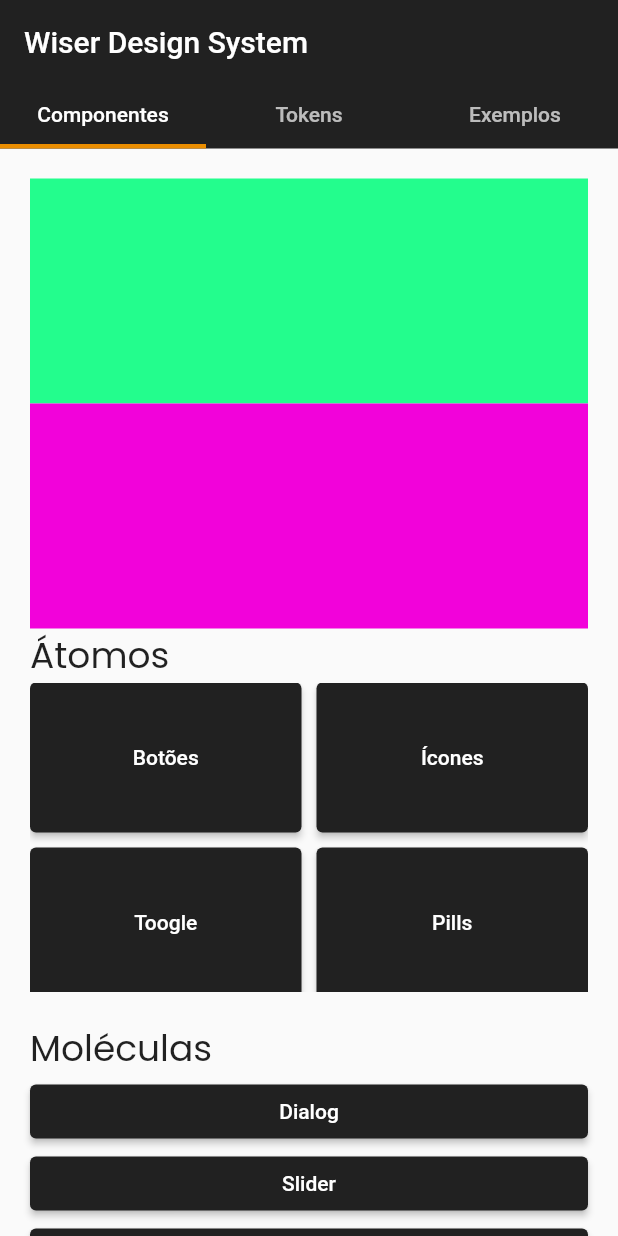
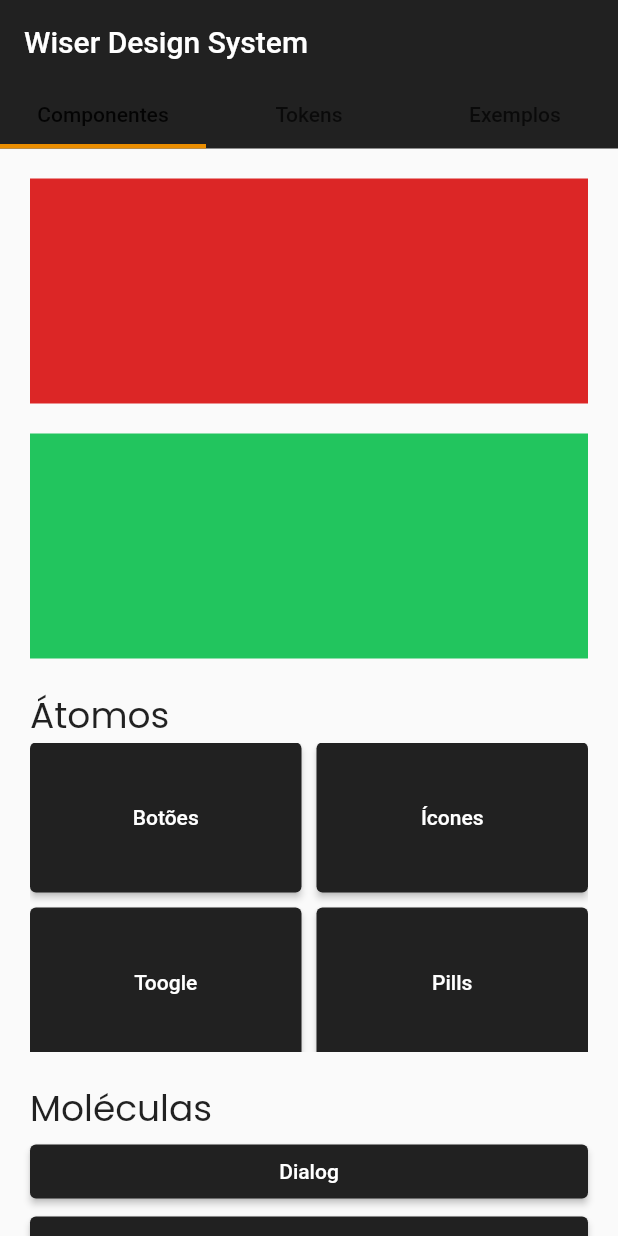
Before and after one commit to aquinoartur/cwi_wiser, a Flutter app: the screen it shows after launch, on a phone screen of 412 x 824 dp. Run offline on Flutter 3.47's test engine with Material 2 defaults, Android fonts, the phone set to English and light mode, and no system bars; our stand-ins replace google_fonts, lottie.

Commit message:
tokens config

```diff
--- a/lib/main.dart
+++ b/lib/main.dart
@@ -1,5 +1,6 @@
 import 'package:cwi_wiser/tokens/colors/color_helper.dart';
 import 'package:cwi_wiser/tokens/colors/wiser_colors.dart';
+import 'package:cwi_wiser/tokens/tokens.g.dart';
 import 'package:flutter/material.dart';
 
 import 'modules/splash/splash_screen.dart';
@@ -14,13 +15,22 @@ class MyApp extends StatelessWidget {
   // This widget is the root of your application.
   @override
   Widget build(BuildContext context) {
-    return MaterialApp(
-      title: 'Flutter Demo',
-      theme: ThemeData(
-        primaryColor: WiserColors.neutralShade,
-        primarySwatch: ColorHelper.setMaterialColor(WiserColors.neutralShade),
+    return Tokens(
+      tokens: DefaultTokens(),
+      child: MaterialApp(
+        title: 'Flutter Demo',
+        theme: WiserTheme.defaultTheme,
+        home: const SplashScreen(),
       ),
-      home: const SplashScreen(),
     );
   }
 }
+
+class WiserTheme {
+  static DefaultColorTokens colors = DefaultColorTokens();
+
+  static ThemeData defaultTheme = ThemeData(
+    primaryColor: colors.primaryMain,
+    primarySwatch: ColorHelper.setMaterialColor(WiserColors.neutralShade),
+  );
+}
--- a/lib/modules/example/example_screen.dart
+++ b/lib/modules/example/example_screen.dart
@@ -1,8 +1,7 @@
 import 'package:cwi_wiser/tokens/colors/wiser_colors.dart';
+import 'package:cwi_wiser/tokens/tokens.g.dart';
 import 'package:flutter/material.dart';
 import 'package:google_fonts/google_fonts.dart';
-
-import '../../theme/theme.g.dart';
 
 class ExampleScreen extends StatefulWidget {
   const ExampleScreen({super.key});
@@ -57,13 +56,15 @@ class _ExampleScreenState extends State<ExampleScreen>
                       Container(
                         height: 150,
                         width: 200,
-                        color: WiserColorData.regular().testeColor,
+                        color: context.tokens.color.dangerMain,
                       ),
+                      const SizedBox(height: 20),
                       Container(
                         height: 150,
                         width: 200,
-                        color: WiserColorData.regular().rosapink,
+                        color: context.tokens.color.successMain,
                       ),
+                      const SizedBox(height: 20),
                       Align(
                         alignment: Alignment.bottomLeft,
                         child: Text(
```
Also changed, not shown: lib/tokens/tokens.g.dart, lib/tokens/tokens_extra.g.dart (renamed from lib/tokens_extra.g.dart).
